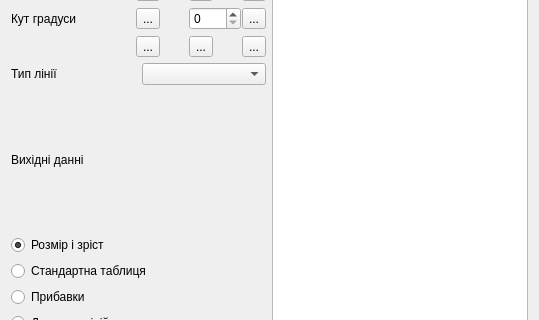
The window that dialogs/dialogendline.ui (OpnTec/fashionmaker) describes before a commit, drawn with Qt 5; both pictures show x 0 to 539 and y 115 to 435 of the 539 by 559 pixel window.
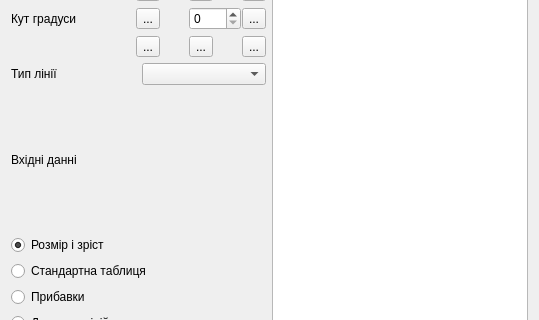
The same window after the commit. Icons and pictures are not drawn.

Diff of the .ui file:
```diff
--- a/dialogs/dialogendline.ui
+++ b/dialogs/dialogendline.ui
@@ -361,7 +361,7 @@
          <item>
           <widget class="QLabel" name="label_2">
            <property name="text">
-            <string>Вихідні данні</string>
+            <string>Вхідні данні</string>
            </property>
           </widget>
          </item>
```
